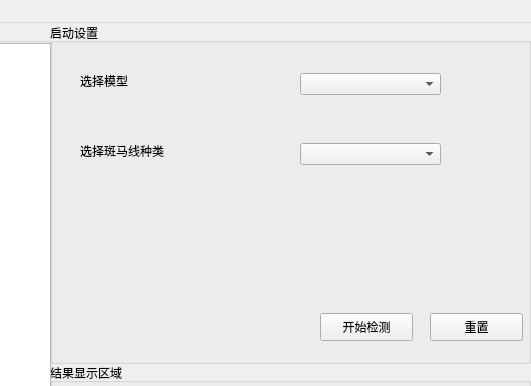
Above: ui/designer_ui/MainWindow.ui from wendyltan/ZebraCrossDensityDetector before the change; both pictures show x 590 to 1121 and y 0 to 386 of the 1121 by 722 pixel window. Below: the same form after it.
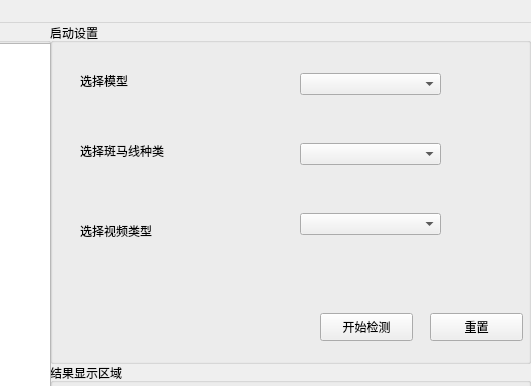
That is the form after the change.

```diff
--- a/ui/designer_ui/MainWindow.ui
+++ b/ui/designer_ui/MainWindow.ui
@@ -121,6 +121,29 @@
       </rect>
      </property>
     </widget>
+    <widget class="QLabel" name="label_3">
+     <property name="geometry">
+      <rect>
+       <x>30</x>
+       <y>200</y>
+       <width>111</width>
+       <height>16</height>
+      </rect>
+     </property>
+     <property name="text">
+      <string>选择视频类型</string>
+     </property>
+    </widget>
+    <widget class="QComboBox" name="chooseVideoType">
+     <property name="geometry">
+      <rect>
+       <x>250</x>
+       <y>190</y>
+       <width>141</width>
+       <height>22</height>
+      </rect>
+     </property>
+    </widget>
    </widget>
    <widget class="QGroupBox" name="groupBox">
     <property name="geometry">
```
Left out of the diff: 8 changed lines with no effect on the pictures.
